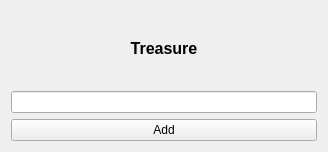
Above: forms/ui_forms/treasure_form.ui from ericmullally/dnd_tracker before the change. Below: the same form after it.
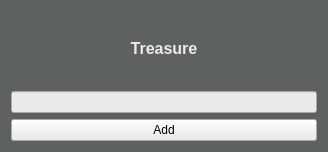
That is the form after the change.

The edit to the form file:
```diff
--- a/forms/ui_forms/treasure_form.ui
+++ b/forms/ui_forms/treasure_form.ui
@@ -10,6 +10,448 @@
     <height>152</height>
    </rect>
   </property>
+  <property name="palette">
+   <palette>
+    <active>
+     <colorrole role="WindowText">
+      <brush brushstyle="SolidPattern">
+       <color alpha="255">
+        <red>234</red>
+        <green>235</green>
+        <blue>235</blue>
+       </color>
+      </brush>
+     </colorrole>
+     <colorrole role="Button">
+      <brush brushstyle="SolidPattern">
+       <color alpha="255">
+        <red>94</red>
+        <green>97</green>
+        <blue>98</blue>
+       </color>
+      </brush>
+     </colorrole>
+     <colorrole role="Light">
+      <brush brushstyle="SolidPattern">
+       <color alpha="255">
+        <red>141</red>
+        <green>146</green>
+        <blue>147</blue>
+       </color>
+      </brush>
+     </colorrole>
+     <colorrole role="Midlight">
+      <brush brushstyle="SolidPattern">
+       <color alpha="255">
+        <red>117</red>
+        <green>121</green>
+        <blue>122</blue>
+       </color>
+      </brush>
+     </colorrole>
+     <colorrole role="Dark">
+      <brush brushstyle="SolidPattern">
+       <color alpha="255">
+        <red>47</red>
+        <green>48</green>
+        <blue>49</blue>
+       </color>
+      </brush>
+     </colorrole>
+     <colorrole role="Mid">
+      <brush brushstyle="SolidPattern">
+       <color alpha="255">
+        <red>62</red>
+        <green>64</green>
+        <blue>65</blue>
+       </color>
+      </brush>
+     </colorrole>
+     <colorrole role="Text">
+      <brush brushstyle="SolidPattern">
+       <color alpha="255">
+        <red>255</red>
+        <green>255</green>
+        <blue>255</blue>
+       </color>
+      </brush>
+     </colorrole>
+     <colorrole role="BrightText">
+      <brush brushstyle="SolidPattern">
+       <color alpha="255">
+        <red>255</red>
+        <green>255</green>
+        <blue>255</blue>
+       </color>
+      </brush>
+     </colorrole>
+     <colorrole role="ButtonText">
+      <brush brushstyle="SolidPattern">
+       <color alpha="255">
+        <red>255</red>
+        <green>255</green>
+        <blue>255</blue>
+       </color>
+      </brush>
+     </colorrole>
+     <colorrole role="Base">
+      <brush brushstyle="SolidPattern">
+       <color alpha="255">
+        <red>0</red>
+        <green>0</green>
+        <blue>0</blue>
+       </color>
+      </brush>
+     </colorrole>
+     <colorrole role="Window">
+      <brush brushstyle="SolidPattern">
+       <color alpha="255">
+        <red>94</red>
+        <green>97</green>
+        <blue>98</blue>
+       </color>
+      </brush>
+     </colorrole>
+     <colorrole role="Shadow">
+      <brush brushstyle="SolidPattern">
+       <color alpha="255">
+        <red>0</red>
+        <green>0</green>
+        <blue>0</blue>
+       </color>
+      </brush>
+     </colorrole>
+     <colorrole role="AlternateBase">
+      <brush brushstyle="SolidPattern">
+       <color alpha="255">
+        <red>47</red>
+        <green>48</green>
+        <blue>49</blue>
+       </color>
+      </brush>
+     </colorrole>
+     <colorrole role="ToolTipBase">
+      <brush brushstyle="SolidPattern">
+       <color alpha="255">
+        <red>255</red>
+        <green>255</green>
+        <blue>220</blue>
+       </color>
+      </brush>
+     </colorrole>
+     <colorrole role="ToolTipText">
+      <brush brushstyle="SolidPattern">
+       <color alpha="255">
+        <red>0</red>
+        <green>0</green>
+        <blue>0</blue>
+       </color>
+      </brush>
+     </colorrole>
+     <colorrole role="PlaceholderText">
+      <brush brushstyle="SolidPattern">
+       <color alpha="128">
+        <red>255</red>
+        <green>255</green>
+        <blue>255</blue>
+       </color>
+      </brush>
+     </colorrole>
+    </active>
+    <inactive>
+     <colorrole role="WindowText">
+      <brush brushstyle="SolidPattern">
+       <color alpha="255">
+        <red>234</red>
+        <green>235</green>
+        <blue>235</blue>
+       </color>
+      </brush>
+     </colorrole>
+     <colorrole role="Button">
+      <brush brushstyle="SolidPattern">
+       <color alpha="255">
+        <red>94</red>
+        <green>97</green>
+        <blue>98</blue>
+       </color>
+      </brush>
+     </colorrole>
+     <colorrole role="Light">
+      <brush brushstyle="SolidPattern">
+       <color alpha="255">
+        <red>141</red>
+        <green>146</green>
+        <blue>147</blue>
+       </color>
+      </brush>
+     </colorrole>
+     <colorrole role="Midlight">
+      <brush brushstyle="SolidPattern">
+       <color alpha="255">
+        <red>117</red>
+        <green>121</green>
+        <blue>122</blue>
+       </color>
+      </brush>
+     </colorrole>
+     <colorrole role="Dark">
+      <brush brushstyle="SolidPattern">
+       <color alpha="255">
+        <red>47</red>
+        <green>48</green>
+        <blue>49</blue>
+       </color>
+      </brush>
+     </colorrole>
+     <colorrole role="Mid">
+      <brush brushstyle="SolidPattern">
+       <color alpha="255">
+        <red>62</red>
+        <green>64</green>
+        <blue>65</blue>
+       </color>
+      </brush>
+     </colorrole>
+     <colorrole role="Text">
+      <brush brushstyle="SolidPattern">
+       <color alpha="255">
+        <red>255</red>
+        <green>255</green>
+        <blue>255</blue>
+       </color>
+      </brush>
+     </colorrole>
+     <colorrole role="BrightText">
+      <brush brushstyle="SolidPattern">
+       <color alpha="255">
+        <red>255</red>
+        <green>255</green>
+        <blue>255</blue>
+       </color>
+      </brush>
+     </colorrole>
+     <colorrole role="ButtonText">
+      <brush brushstyle="SolidPattern">
+       <color alpha="255">
+        <red>255</red>
+        <green>255</green>
+        <blue>255</blue>
+       </color>
+      </brush>
+     </colorrole>
+     <colorrole role="Base">
+      <brush brushstyle="SolidPattern">
+       <color alpha="255">
+        <red>0</red>
+        <green>0</green>
+        <blue>0</blue>
+       </color>
+      </brush>
+     </colorrole>
+     <colorrole role="Window">
+      <brush brushstyle="SolidPattern">
+       <color alpha="255">
+        <red>94</red>
+        <green>97</green>
+        <blue>98</blue>
+       </color>
+      </brush>
+     </colorrole>
+     <colorrole role="Shadow">
+      <brush brushstyle="SolidPattern">
+       <color alpha="255">
+        <red>0</red>
+        <green>0</green>
+        <blue>0</blue>
+       </color>
+      </brush>
+     </colorrole>
+     <colorrole role="AlternateBase">
+      <brush brushstyle="SolidPattern">
+       <color alpha="255">
+        <red>47</red>
+        <green>48</green>
+        <blue>49</blue>
+       </color>
+      </brush>
+     </colorrole>
+     <colorrole role="ToolTipBase">
+      <brush brushstyle="SolidPattern">
+       <color alpha="255">
+        <red>255</red>
+        <green>255</green>
+        <blue>220</blue>
+       </color>
+      </brush>
+     </colorrole>
+     <colorrole role="ToolTipText">
+      <brush brushstyle="SolidPattern">
+       <color alpha="255">
+        <red>0</red>
+        <green>0</green>
+        <blue>0</blue>
+       </color>
+      </brush>
+     </colorrole>
+     <colorrole role="PlaceholderText">
+      <brush brushstyle="SolidPattern">
+       <color alpha="128">
+        <red>255</red>
+        <green>255</green>
+        <blue>255</blue>
+       </color>
+      </brush>
+     </colorrole>
+    </inactive>
+    <disabled>
+     <colorrole role="WindowText">
+      <brush brushstyle="SolidPattern">
+       <color alpha="255">
+        <red>47</red>
+        <green>48</green>
+        <blue>49</blue>
+       </color>
+      </brush>
+     </colorrole>
+     <colorrole role="Button">
+      <brush brushstyle="SolidPattern">
+       <color alpha="255">
+        <red>94</red>
+        <green>97</green>
+        <blue>98</blue>
+       </color>
+      </brush>
+     </colorrole>
+     <colorrole role="Light">
+      <brush brushstyle="SolidPattern">
+       <color alpha="255">
+        <red>141</red>
+        <green>146</green>
+        <blue>147</blue>
+       </color>
+      </brush>
+     </colorrole>
+     <colorrole role="Midlight">
+      <brush brushstyle="SolidPattern">
+       <color alpha="255">
+        <red>117</red>
+        <green>121</green>
+        <blue>122</blue>
+       </color>
+      </brush>
+     </colorrole>
+     <colorrole role="Dark">
+      <brush brushstyle="SolidPattern">
+       <color alpha="255">
+        <red>47</red>
+        <green>48</green>
+        <blue>49</blue>
+       </color>
+      </brush>
+     </colorrole>
+     <colorrole role="Mid">
+      <brush brushstyle="SolidPattern">
+       <color alpha="255">
+        <red>62</red>
+        <green>64</green>
+        <blue>65</blue>
+       </color>
+      </brush>
+     </colorrole>
+     <colorrole role="Text">
+      <brush brushstyle="SolidPattern">
+       <color alpha="255">
+        <red>47</red>
+        <green>48</green>
+        <blue>49</blue>
+       </color>
+      </brush>
+     </colorrole>
+     <colorrole role="BrightText">
+      <brush brushstyle="SolidPattern">
+       <color alpha="255">
+        <red>255</red>
+        <green>255</green>
+        <blue>255</blue>
+       </color>
+      </brush>
+     </colorrole>
+     <colorrole role="ButtonText">
+      <brush brushstyle="SolidPattern">
+       <color alpha="255">
+        <red>47</red>
+        <green>48</green>
+        <blue>49</blue>
+       </color>
+      </brush>
+     </colorrole>
+     <colorrole role="Base">
+      <brush brushstyle="SolidPattern">
+       <color alpha="255">
+        <red>94</red>
+        <green>97</green>
+        <blue>98</blue>
+       </color>
+      </brush>
+     </colorrole>
+     <colorrole role="Window">
+      <brush brushstyle="SolidPattern">
+       <color alpha="255">
+        <red>94</red>
+        <green>97</green>
+        <blue>98</blue>
+       </color>
+      </brush>
+     </colorrole>
+     <colorrole role="Shadow">
+      <brush brushstyle="SolidPattern">
+       <color alpha="255">
+        <red>0</red>
+        <green>0</green>
+        <blue>0</blue>
+       </color>
+      </brush>
+     </colorrole>
+     <colorrole role="AlternateBase">
+      <brush brushstyle="SolidPattern">
+       <color alpha="255">
+        <red>94</red>
+        <green>97</green>
+        <blue>98</blue>
+       </color>
+      </brush>
+     </colorrole>
+     <colorrole role="ToolTipBase">
+      <brush brushstyle="SolidPattern">
+       <color alpha="255">
+        <red>255</red>
+        <green>255</green>
+        <blue>220</blue>
+       </color>
+      </brush>
+     </colorrole>
+     <colorrole role="ToolTipText">
+      <brush brushstyle="SolidPattern">
+       <color alpha="255">
+        <red>0</red>
+        <green>0</green>
+        <blue>0</blue>
+       </color>
+      </brush>
+     </colorrole>
+     <colorrole role="PlaceholderText">
+      <brush brushstyle="SolidPattern">
+       <color alpha="128">
+        <red>255</red>
+        <green>255</green>
+        <blue>255</blue>
+       </color>
+      </brush>
+     </colorrole>
+    </disabled>
+   </palette>
+  </property>
   <property name="windowTitle">
    <string>Form</string>
   </property>
@@ -32,10 +474,17 @@
     </widget>
    </item>
    <item row="1" column="0">
-    <widget class="QLineEdit" name="treassure_edit"/>
+    <widget class="QLineEdit" name="treassure_edit">
+     <property name="styleSheet">
+      <string notr="true">background-color:#eaebeb; color:black;</string>
+     </property>
+    </widget>
    </item>
    <item row="2" column="0">
     <widget class="QPushButton" name="treassure_submit_button">
+     <property name="styleSheet">
+      <string notr="true">background-color:#eaebeb; color:black;</string>
+     </property>
      <property name="text">
       <string>Add</string>
      </property>
```
